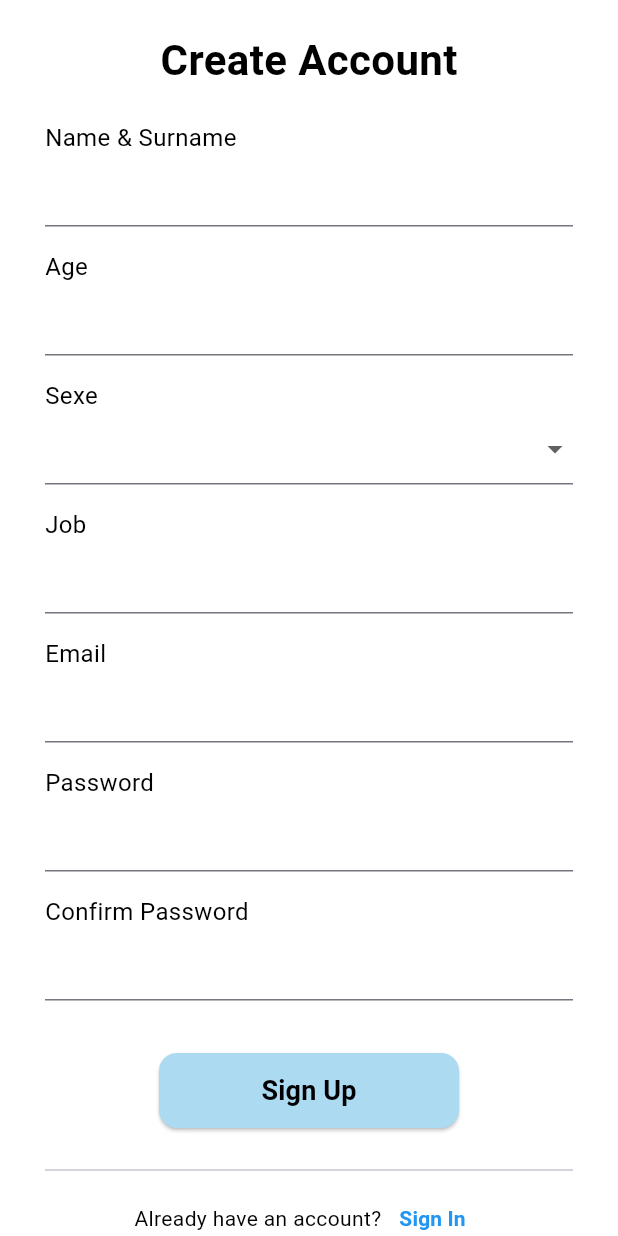
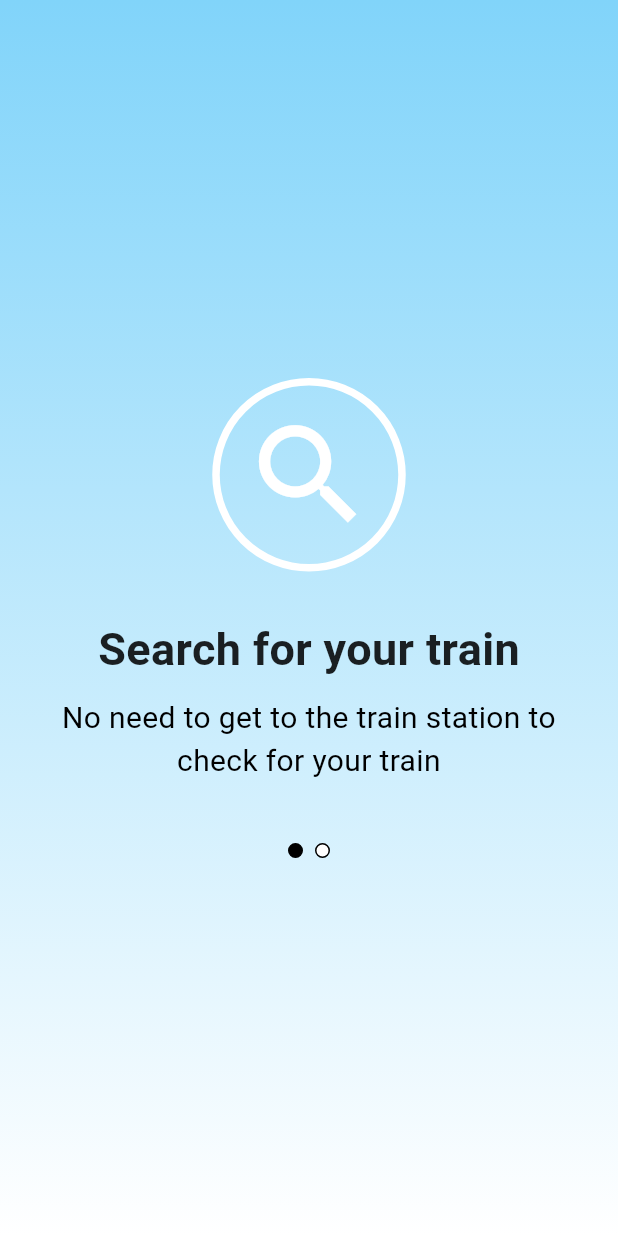
Before and after one commit to yousramankour/train_app, a Flutter app: the SplashScreen screen opened directly, on a phone screen of 412 x 824 dp. Run offline on Flutter 3.47's test engine with Material 3 defaults, Android fonts, the phone set to English and light mode, and no system bars; our stand-ins replace easy_localization, google_maps_flutter, image_picker, location, lucide_icons.

```diff
--- a/assets/translate/ar.json
+++ b/assets/translate/ar.json
@@ -38,5 +38,7 @@
   "language": "اللغة",
   "logout": "تسجيل الخروج",
   "save": "حفظ",
-  "gender": "الجنس"
+  "gender": "الجنس",
+  "train_info": "لا حاجة للذهاب إلى المحطة للتحقق من قطارك",
+   "send": "إرسال"
   }
--- a/assets/translate/en.json
+++ b/assets/translate/en.json
@@ -38,5 +38,7 @@
   "language": "Language",
   "logout": "Logout",
   "save": "Save",
-  "gender": "Gender"
+  "gender": "Gender",
+  "train_info": "No need to get to the train station to check for your train",
+  "send": "send"
 }
--- a/assets/translate/fr.json
+++ b/assets/translate/fr.json
@@ -38,6 +38,8 @@
   "language": "Langue",
   "logout": "Déconnexion",
   "save": "Sauvegarder",
-  "gender": "Sexe"
+  "gender": "Sexe",
+  "train_info": "Il n'est pas nécessaire de vous rendre à la gare pour vérifier votre train",
+  "send": "Envoyer"
 
   }
--- a/lib/main.dart
+++ b/lib/main.dart
@@ -10,8 +10,8 @@
 
   runApp(
     EasyLocalization(
-      supportedLocales: [Locale('en'), Locale('fr')],
-      path: 'assets/translate',
+      supportedLocales: [Locale('en'), Locale('fr'), Locale('ar')],
+      path: 'assets/translate', // Assurez-vous que le chemin est correct
       fallbackLocale: Locale('en'),
       child: ChangeNotifierProvider(
         create: (context) => ThemeProvider(),
--- a/lib/messageri.dart
+++ b/lib/messageri.dart
@@ -1,5 +1,6 @@
 import 'package:flutter/material.dart';
 import 'package:intl/intl.dart';
+import 'package:easy_localization/easy_localization.dart'; // Importer easy_localization
 
 class MessageScreen extends StatefulWidget {
   const MessageScreen({super.key});
@@ -32,8 +33,8 @@
     return Scaffold(
       backgroundColor: Colors.white, // ✅ Fond blanc
       appBar: AppBar(
-        title: Text("Chat"),
-        backgroundColor: Color(0xFFACDBF1), // ✅ Couleur de ton projet
+        title: Text("chat".tr()), // Traduction du titre
+        backgroundColor: Colors.blue, // ✅ Couleur de ton projet
         elevation: 0,
       ),
       body: Column(
@@ -71,7 +72,9 @@
                           child: TextField(
                             controller: _controller,
                             decoration: InputDecoration(
-                              hintText: "Type a message...",
+                              hintText:
+                                  "type_message"
+                                      .tr(), // Traduction pour le hint
                               border: InputBorder.none,
                             ),
                           ),
@@ -86,7 +89,7 @@
                 ),
                 SizedBox(width: 10),
                 CircleAvatar(
-                  backgroundColor: Color(0xFFACDBF1),
+                  backgroundColor: Colors.blue,
                   radius: 25,
                   child: IconButton(
                     icon: Icon(Icons.send, color: Colors.white),
@@ -122,7 +125,7 @@
         margin: EdgeInsets.symmetric(vertical: 5, horizontal: 15),
         padding: EdgeInsets.all(12),
         decoration: BoxDecoration(
-          color: isMe ? Color(0xFFACDBF1) : Colors.white,
+          color: isMe ? Colors.blue : Colors.white,
           borderRadius: BorderRadius.only(
             topLeft: Radius.circular(15),
             topRight: Radius.circular(15),
--- a/lib/profile.dart
+++ b/lib/profile.dart
@@ -131,34 +131,33 @@
                 const SizedBox(height: 30),
                 const Divider(),
                 ListTile(
-                  title: Text("dark_mode".tr()), // Traduction du texte
+                  title: Text(
+                    "dark_mode".tr(),
+                  ), // Traduction du texte (EasyLocalization)
                   trailing: Switch(
-                    value: context.watch<ThemeProvider>().isDarkMode,
+                    value:
+                        context
+                            .watch<ThemeProvider>()
+                            .isDarkMode, // Récupère l'état actuel du thème
                     onChanged: (value) {
+                      // Change l'état du thème lorsque l'utilisateur bascule le switch
                       Provider.of<ThemeProvider>(
                         context,
                         listen: false,
                       ).toggleTheme();
                     },
                   ),
-                  onTap: () {
-                    // Alternativement, tu peux aussi utiliser cette action pour changer le thème
-                    Provider.of<ThemeProvider>(
-                      context,
-                      listen: false,
-                    ).toggleTheme();
-                  },
                 ),
 
                 ListTile(
                   leading: const Icon(Icons.language, color: Color(0xFF2196F3)),
-                  title: Text("language".tr()),
+                  title: Text("language".tr()), // Traduction du texte
                   onTap: () {
                     showDialog(
                       context: context,
                       builder:
                           (_) => AlertDialog(
-                            title: Text("language".tr()),
+                            title: Text("language".tr()), // Traduction du titre
                             content: Column(
                               mainAxisSize: MainAxisSize.min,
                               children: [
@@ -210,7 +209,7 @@
           Expanded(
             flex: 2,
             child: Text(
-              "$label :",
+              "$label :",
               style: const TextStyle(fontWeight: FontWeight.bold),
             ),
           ),
--- a/lib/splash_screen.dart
+++ b/lib/splash_screen.dart
@@ -1,172 +1,97 @@
-import 'package:easy_localization/easy_localization.dart';
 import 'package:flutter/material.dart';
+import 'dart:async';
+import 'package:easy_localization/easy_localization.dart'; // Import EasyLocalization
+import 'splash2.dart'; // Import de la page de connexion
 
 class SplashScreen extends StatefulWidget {
   const SplashScreen({super.key});
 
   @override
+  // ignore: library_private_types_in_public_api
   _SplashScreenState createState() => _SplashScreenState();
 }
 
 class _SplashScreenState extends State<SplashScreen> {
-  String? selectedGender;
-  final TextEditingController nameController = TextEditingController();
-  final TextEditingController ageController = TextEditingController();
-  final TextEditingController jobController = TextEditingController();
-  final TextEditingController emailController = TextEditingController();
-  final TextEditingController passwordController = TextEditingController();
-  final TextEditingController confirmPasswordController =
-      TextEditingController();
+  @override
+  void initState() {
+    super.initState();
+    //Redirige vers la page de connexion après 3 secondes
+    Timer(const Duration(seconds: 5), () {
+      Navigator.pushReplacement(
+        context,
+        MaterialPageRoute(builder: (context) => Splash2()),
+      );
+    });
+  }
 
   @override
   Widget build(BuildContext context) {
     return Scaffold(
-      backgroundColor: Colors.white,
-      body: SafeArea(
-        child: SingleChildScrollView(
-          child: Padding(
-            padding: const EdgeInsets.symmetric(horizontal: 30.0, vertical: 20),
-            child: Column(
-              crossAxisAlignment: CrossAxisAlignment.start,
-              children: [
-                Center(
-                  child: Text(
-                    "create_account".tr(), // Traduction de la clé
-                    style: TextStyle(
-                      fontSize: 28,
-                      fontWeight: FontWeight.bold,
-                      color: Colors.black,
-                    ),
-                  ),
-                ),
-                SizedBox(height: 20),
-                buildTextField("name_surname".tr(), nameController),
-                buildTextField(
-                  "age".tr(),
-                  ageController,
-                  keyboardType: TextInputType.number,
-                ),
-                buildDropdownField("Sexe".tr()),
-                buildTextField("job".tr(), jobController),
-                buildTextField(
-                  "email".tr(),
-                  emailController,
-                  keyboardType: TextInputType.emailAddress,
-                ),
-                buildTextField(
-                  "password".tr(),
-                  passwordController,
-                  obscureText: true,
-                ),
-                buildTextField(
-                  "confirm_password".tr(),
-                  confirmPasswordController,
-                  obscureText: true,
-                ),
-                SizedBox(height: 20),
-                Center(
-                  child: SizedBox(
-                    width: 200,
-                    height: 50,
-                    child: ElevatedButton(
-                      style: ElevatedButton.styleFrom(
-                        backgroundColor: Color.fromARGB(255, 172, 219, 241),
-                        shape: RoundedRectangleBorder(
-                          borderRadius: BorderRadius.circular(12),
-                        ),
-                      ),
-                      onPressed: () {},
-                      child: Text(
-                        "sign_up".tr(), // Traduction de la clé
-                        style: TextStyle(
-                          fontSize: 18,
-                          fontWeight: FontWeight.bold,
-                          color: Colors.black,
-                        ),
-                      ),
-                    ),
-                  ),
-                ),
-                SizedBox(height: 20),
-                Divider(),
-                Center(
-                  child: Row(
-                    mainAxisAlignment: MainAxisAlignment.center,
-                    children: [
-                      Text(
-                        "already_have_account".tr(), // Traduction de la clé
-                        style: TextStyle(color: Colors.black),
-                      ),
-                      TextButton(
-                        onPressed: () {
-                          // Navigation vers la page de connexion
-                        },
-                        child: Text(
-                          "sign_in".tr(), // Traduction de la clé
-                          style: TextStyle(
-                            fontWeight: FontWeight.bold,
-                            color: Colors.blue,
-                          ),
-                        ),
-                      ),
-                    ],
-                  ),
-                ),
-              ],
+      body: Container(
+        decoration: const BoxDecoration(
+          gradient: LinearGradient(
+            begin: Alignment.topCenter,
+            end: Alignment.bottomCenter,
+            colors: [
+              Color(0xFF81D4FA), // Bleu ciel plus foncé
+              Color(0xFFFFFFFF), // Blanc pur
+            ],
+          ),
+        ),
+        child: Column(
+          mainAxisAlignment: MainAxisAlignment.center,
+          children: [
+            Container(
+              padding: const EdgeInsets.all(15),
+              decoration: BoxDecoration(
+                shape: BoxShape.circle,
+                border: Border.all(color: Colors.white, width: 5),
+              ),
+              child: const Icon(
+                Icons.search,
+                size: 89, // Réduit la taille
+                color: Colors.white,
+              ),
             ),
-          ),
+            const SizedBox(height: 30),
+            Text(
+              'search_train'.tr(), // Utilisation de la traduction
+              style: const TextStyle(
+                fontSize: 30,
+                fontWeight: FontWeight.bold,
+                color: Colors.black87,
+              ),
+            ),
+            const SizedBox(height: 10),
+            Padding(
+              padding: const EdgeInsets.symmetric(horizontal: 40.0),
+              child: Text(
+                'train_info'.tr(), // Utilisation de la traduction
+                textAlign: TextAlign.center,
+                style: const TextStyle(fontSize: 20, color: Colors.black),
+              ),
+            ),
+            const SizedBox(height: 40),
+            Row(
+              mainAxisAlignment: MainAxisAlignment.center,
+              children: [buildDot(true), buildDot(false)],
+            ),
+          ],
         ),
       ),
     );
   }
 
-  Widget buildTextField(
-    String label,
-    TextEditingController controller, {
-    bool obscureText = false,
-    TextInputType keyboardType = TextInputType.text,
-  }) {
-    return Column(
-      crossAxisAlignment: CrossAxisAlignment.start,
-      children: [
-        Text(label, style: TextStyle(color: Colors.black, fontSize: 16)),
-        TextField(
-          controller: controller,
-          obscureText: obscureText,
-          keyboardType: keyboardType,
-          decoration: InputDecoration(
-            border: UnderlineInputBorder(),
-            contentPadding: EdgeInsets.symmetric(vertical: 10),
-          ),
-        ),
-        SizedBox(height: 15),
-      ],
-    );
-  }
-
-  Widget buildDropdownField(String label) {
-    return Column(
-      crossAxisAlignment: CrossAxisAlignment.start,
-      children: [
-        Text(label, style: TextStyle(color: Colors.black, fontSize: 16)),
-        DropdownButtonFormField<String>(
-          value: selectedGender,
-          items: [
-            DropdownMenuItem(value: "Homme", child: Text("Homme")),
-            DropdownMenuItem(value: "Femme", child: Text("Femme")),
-          ],
-          onChanged: (value) {
-            setState(() {
-              selectedGender = value;
-            });
-          },
-          decoration: InputDecoration(
-            border: UnderlineInputBorder(),
-            contentPadding: EdgeInsets.symmetric(vertical: 10),
-          ),
-        ),
-        SizedBox(height: 15),
-      ],
+  Widget buildDot(bool isActive) {
+    return Container(
+      margin: const EdgeInsets.symmetric(horizontal: 4),
+      width: 10,
+      height: 10,
+      decoration: BoxDecoration(
+        shape: BoxShape.circle,
+        color: isActive ? Colors.black : Colors.white,
+        border: Border.all(color: Colors.black),
+      ),
     );
   }
 }
```
Also changed, not shown: pubspec.lock.
